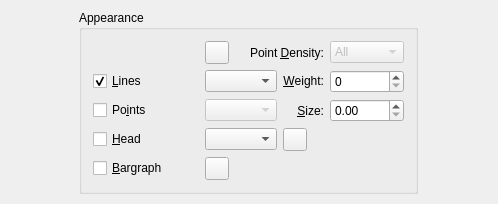
Kst-plot/kst, file src/widgets/curveappearance.ui: the form before one commit.
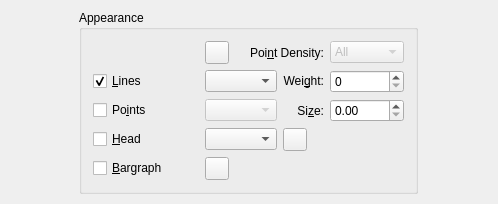
The form after the commit. Custom widgets are drawn as their Qt base class.

```diff
--- a/src/widgets/curveappearance.ui
+++ b/src/widgets/curveappearance.ui
@@ -56,7 +56,7 @@
          </sizepolicy>
         </property>
         <property name="text">
-         <string>&amp;Weight:</string>
+         <string>Wei&amp;ght:</string>
         </property>
         <property name="alignment">
          <set>Qt::AlignRight|Qt::AlignTrailing|Qt::AlignVCenter</set>
@@ -222,7 +222,7 @@
       <item row="4" column="5">
        <widget class="QLabel" name="_textLabelPointSize">
         <property name="text">
-         <string>&amp;Size:</string>
+         <string>Si&amp;ze:</string>
         </property>
         <property name="alignment">
          <set>Qt::AlignRight|Qt::AlignTrailing|Qt::AlignVCenter</set>
@@ -235,7 +235,7 @@
       <item row="1" column="3" colspan="3">
        <widget class="QLabel" name="_textLabelPointDensity">
         <property name="text">
-         <string>Point &amp;Density:</string>
+         <string>Poi&amp;nt Density:</string>
         </property>
         <property name="alignment">
          <set>Qt::AlignRight|Qt::AlignTrailing|Qt::AlignVCenter</set>
```
Left out of the diff: 12 changed lines with no effect on the pictures.
